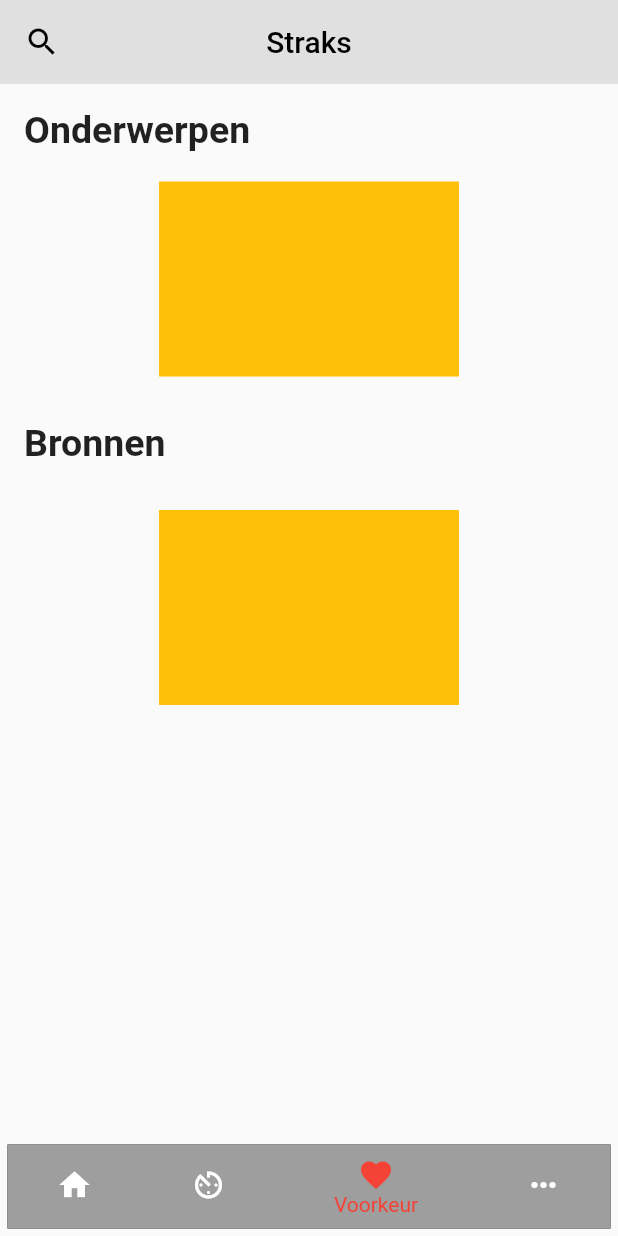
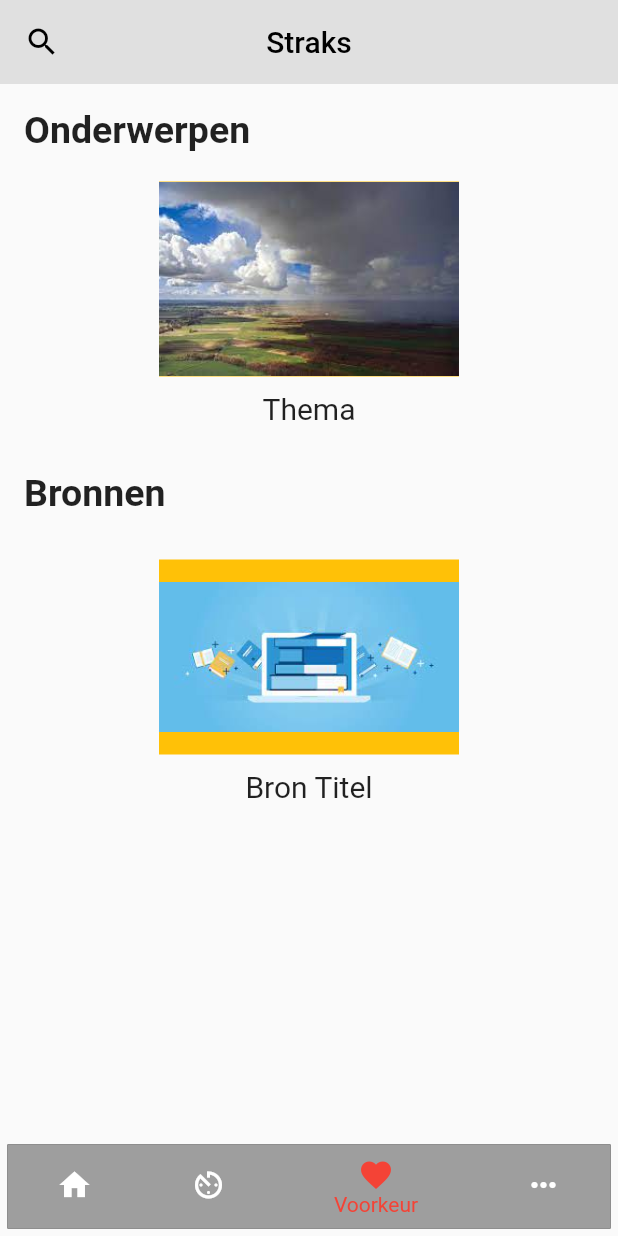
Before and after one commit to DongqiJia/Mad-straks.nl, a Flutter app: the screen it shows after launch, item 3 of the bottom bar chosen, on a phone screen of 412 x 824 dp. Run offline on Flutter 3.47's test engine with Material 2 defaults, Android fonts, the phone set to English and light mode, and no system bars; our stand-ins replace carousel_slider; network calls fail.

Commit message:
Ik heb klein beetje beter gemaakt. Ik heb image toegevoegd

```diff
--- a/lib/screens/voorkeur.dart
+++ b/lib/screens/voorkeur.dart
@@ -49,9 +49,20 @@ class _VoorkeurState extends State<Voorkeur> {
               ),
               Center(
                 child: Container(
-                  height: 130,
-                  width: 200,
-                  color: Colors.amber,
+                    height: 130,
+                    width: 200,
+                    color: Colors.amber,
+                    child: Image.asset('images/weer.jpg')),
+              ),
+              SizedBox(
+                height: 10,
+              ),
+              Center(
+                child: Container(
+                  child: Text(
+                    "Thema",
+                    style: TextStyle(fontSize: 20),
+                  ),
                 ),
               ),
               SizedBox(
@@ -72,8 +83,20 @@ class _VoorkeurState extends State<Voorkeur> {
                   height: 130,
                   width: 200,
                   color: Colors.amber,
+                  child: Image.asset('images/bron.jpg'),
                 ),
-              )
+              ),
+              SizedBox(
+                height: 10,
+              ),
+              Center(
+                child: Container(
+                  child: Text(
+                    "Bron Titel",
+                    style: TextStyle(fontSize: 20),
+                  ),
+                ),
+              ),
             ],
           ),
         ),
--- a/pubspec.yaml
+++ b/pubspec.yaml
@@ -35,6 +35,7 @@ dependencies:
   # The following adds the Cupertino Icons font to your application.
   # Use with the CupertinoIcons class for iOS style icons.
   cupertino_icons: ^1.0.2
+  carousel_slider: ^4.2.1
 
 dev_dependencies:
   flutter_test:
@@ -59,8 +60,8 @@ flutter:
   uses-material-design: true
 
   # To add assets to your application, add an assets section, like this:
-  # assets:
-  #   - images/a_dot_burr.jpeg
+  assets:
+     - images/
   #   - images/a_dot_ham.jpeg
 
   # An image asset can refer to one or more resolution-specific "variants", see
```
Also changed, not shown: images/bron.jpg (added), images/weer.jpg (added), pubspec.lock.
